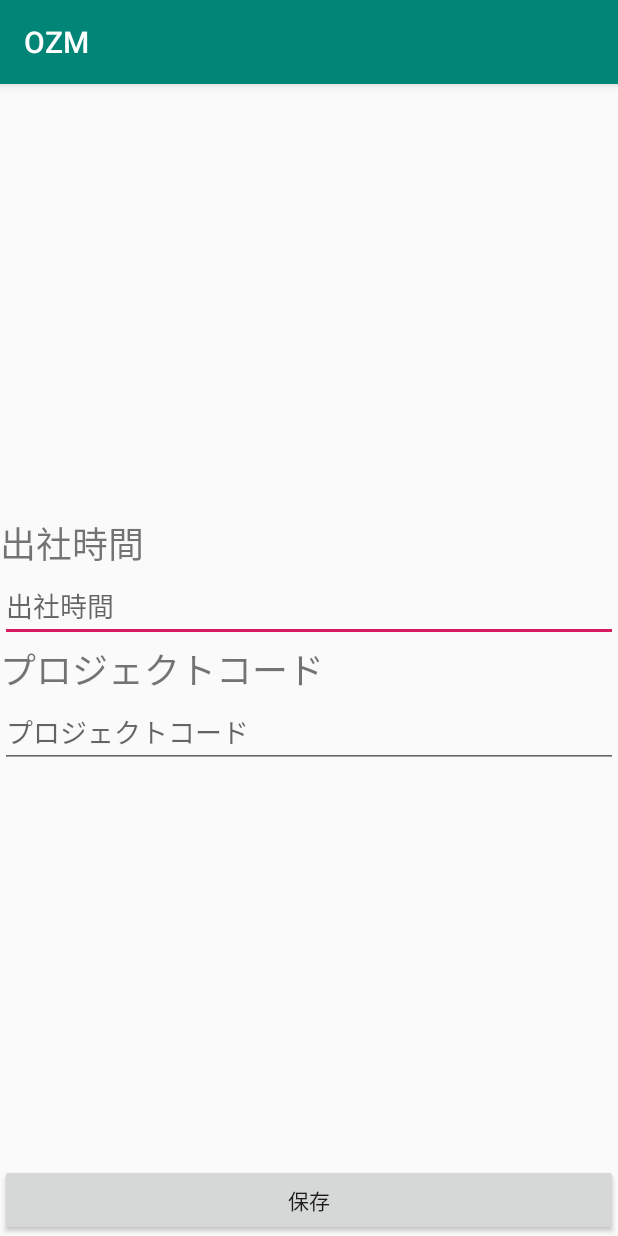
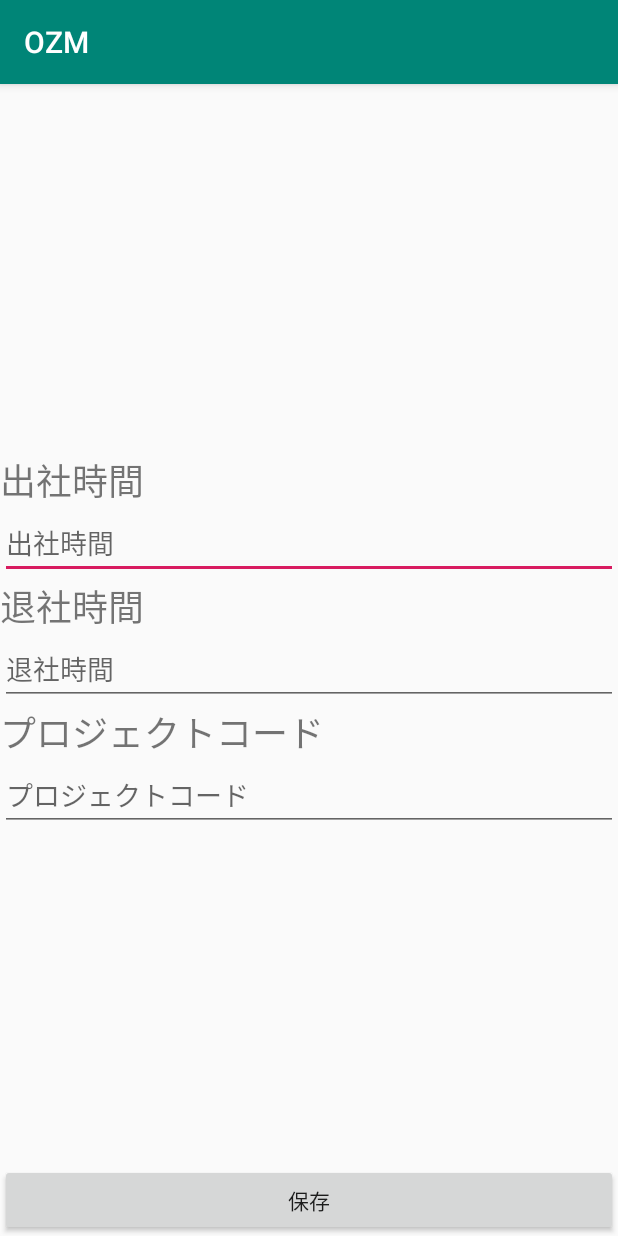
Before and after one commit to HirotakaUno/ozm, an Android app: the screen it shows after launch (SettingActivity), in the options menu, after a tap on "設定", on a phone screen of 412 x 824 dp. Run offline under Robolectric (Android 15) with nearby library versions, the phone set to English and light mode, and no system bars.

Commit message:
当日日付に入らない不具合修正

```diff
--- a/app/build.gradle
+++ b/app/build.gradle
@@ -30,4 +30,5 @@ dependencies {
     testImplementation 'junit:junit:4.12'
     androidTestImplementation 'com.android.support.test:runner:1.0.2'
     androidTestImplementation 'com.android.support.test.espresso:espresso-core:3.0.2'
+    implementation 'com.android.support:design:28.0.0'
 }
--- a/app/src/main/java/jp/japacom/unoh/ozm/model/EntryValue.kt
+++ b/app/src/main/java/jp/japacom/unoh/ozm/model/EntryValue.kt
@@ -13,10 +13,8 @@ class EntryValue {
         get() = this.timeQuarter(field)
     var project_code : String = ""
 
-
-
     @SuppressLint("SimpleDateFormat")
-    fun editDay(): String = SimpleDateFormat("M" ).format( this.date ).toString()
+    fun editDay(): String = SimpleDateFormat("d" ).format( this.date ).toString()
     @SuppressLint("SimpleDateFormat")
     fun entryTime(): String = SimpleDateFormat("kk:mm" ).format( this.entry_time ).toString()
     @SuppressLint("SimpleDateFormat")
--- a/app/src/main/res/layout/activity_setting.xml
+++ b/app/src/main/res/layout/activity_setting.xml
@@ -26,6 +26,16 @@
                 android:ems="10"
                 android:id="@+id/entrytime" android:hint="@string/entrytime" android:textSize="18sp"/>
         <TextView
+                android:text="@string/exittime"
+                android:layout_width="match_parent"
+                android:layout_height="wrap_content" android:id="@+id/textView3" android:textSize="24sp"/>
+        <EditText
+                android:layout_width="match_parent"
+                android:layout_height="wrap_content"
+                android:inputType="time"
+                android:ems="10"
+                android:id="@+id/exittime" android:hint="@string/exittime"/>
+        <TextView
                 android:text="@string/pcode"
                 android:layout_width="match_parent"
                 android:layout_height="wrap_content" android:id="@+id/textView2" android:textSize="24sp"/>
--- a/app/src/main/res/values/strings.xml
+++ b/app/src/main/res/values/strings.xml
@@ -10,4 +10,5 @@
     <string name="holiday">休暇登録</string>
     <string name="editday">登録日付へ</string>
     <string name="setting_notice">右上設定より出社時間とプロジェクトコードを設定してください。</string>
+    <string name="exittime">退社時間</string>
 </resources>
```
Also changed, not shown: app/src/main/res/layout/activity_main.xml (+7 -0 lines).
